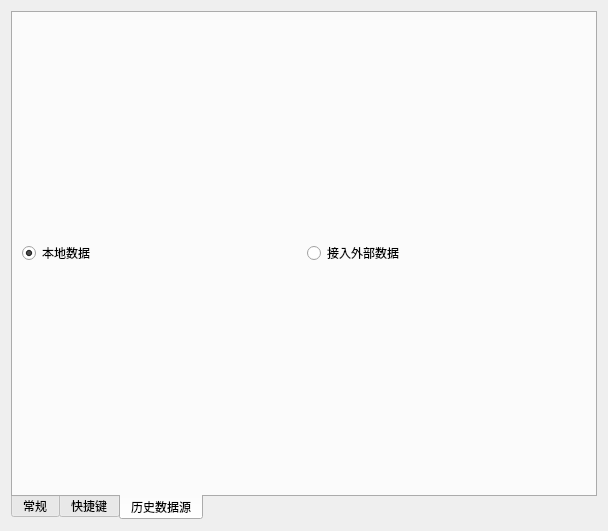
Above: app/ui/config.ui from ctpbee/ctpbee_desktop before the change. Below: the same form after it.
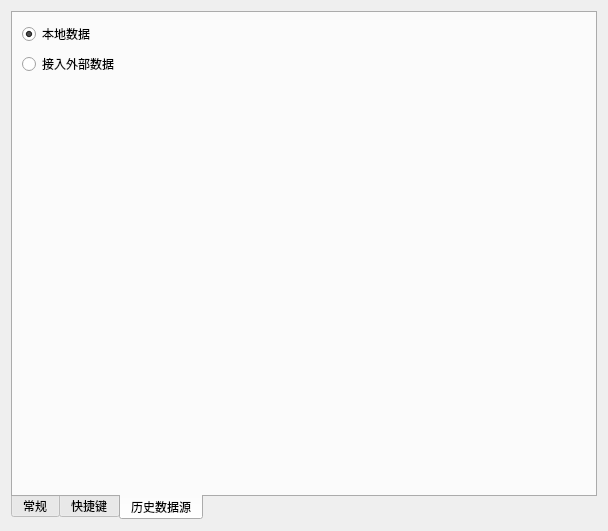
That is the form after the change. The open tabs and pages were chosen to show the change. Icons and pictures are not drawn.

```diff
--- a/app/ui/config.ui
+++ b/app/ui/config.ui
@@ -383,15 +383,8 @@
       <attribute name="title">
        <string>历史数据源</string>
       </attribute>
-      <layout class="QGridLayout" name="gridLayout">
-       <item row="1" column="1">
-        <widget class="QRadioButton" name="exter_btn">
-         <property name="text">
-          <string>接入外部数据</string>
-         </property>
-        </widget>
-       </item>
-       <item row="1" column="0">
+      <layout class="QVBoxLayout" name="verticalLayout_3">
+       <item>
         <widget class="QRadioButton" name="local_btn">
          <property name="text">
           <string>本地数据</string>
@@ -401,6 +394,29 @@
          </property>
         </widget>
        </item>
+       <item>
+        <widget class="QRadioButton" name="exter_btn">
+         <property name="text">
+          <string>接入外部数据</string>
+         </property>
+        </widget>
+       </item>
+       <item>
+        <layout class="QVBoxLayout" name="db_layout"/>
+       </item>
+       <item>
+        <spacer name="verticalSpacer">
+         <property name="orientation">
+          <enum>Qt::Vertical</enum>
+         </property>
+         <property name="sizeHint" stdset="0">
+          <size>
+           <width>20</width>
+           <height>40</height>
+          </size>
+         </property>
+        </spacer>
+       </item>
       </layout>
      </widget>
     </widget>
```
